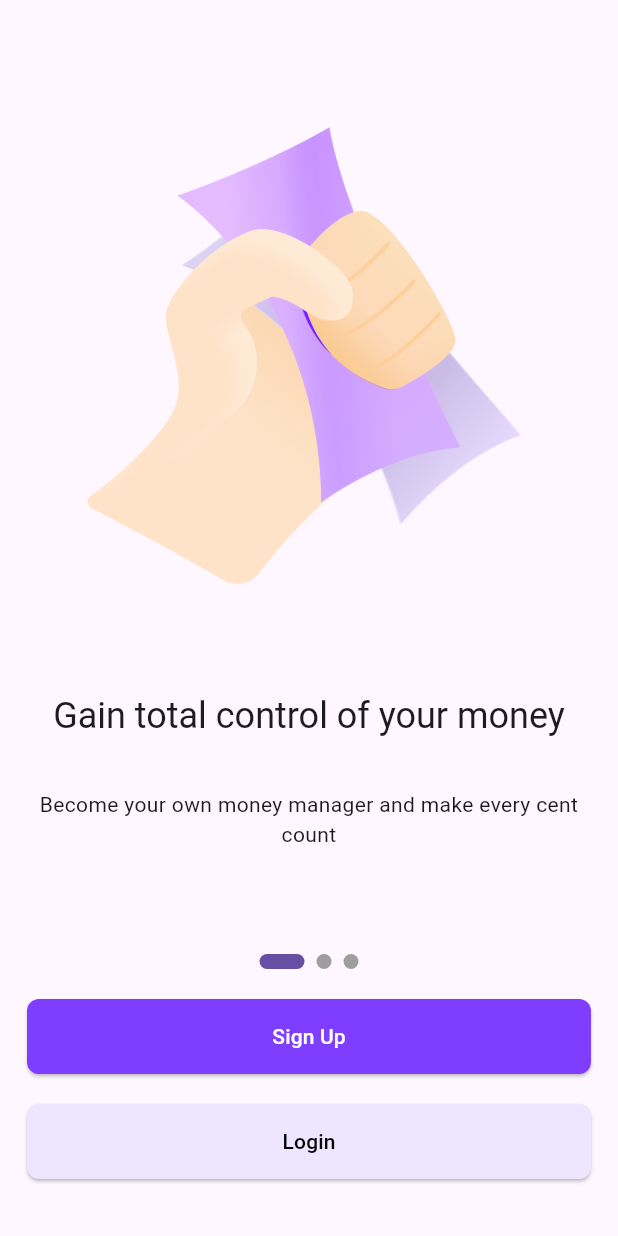
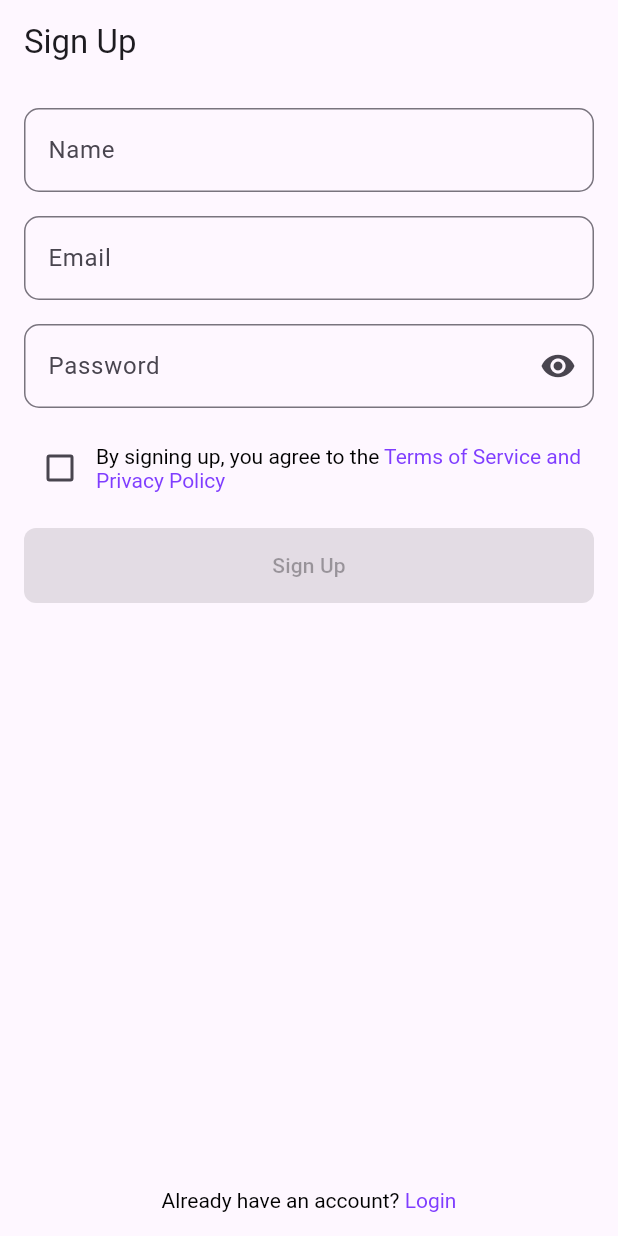
Before and after one commit to anivkuttan/keeper, a Flutter app: the screen it shows after launch, on a phone screen of 412 x 824 dp. Run offline on Flutter 3.47's test engine with Material 3 defaults, Android fonts, the phone set to English and light mode, and no system bars; drawn by our look-alikes of smooth_page_indicator; our stand-ins replace drift; accounts and stored records are empty; generated files the repository leaves out were written again.

```diff
--- a/lib/main.dart
+++ b/lib/main.dart
@@ -1,6 +1,6 @@
 import 'package:flutter/material.dart';
 import 'package:keeper/core/theme/theme.dart';
-import 'package:keeper/hoem_page.dart';
+import 'package:keeper/pages/sign_up_screen.dart';
 
 void main() {
   runApp(const MyApp());
@@ -14,7 +14,8 @@ class MyApp extends StatelessWidget {
     return MaterialApp(
       title: 'Keeper',
       theme: AppThemeData.lightTheme,
-      home: const OnBoardingScreen(),
+      home: const SignUpScreen(),
+      // home: const OnBoardingScreen(),
       debugShowCheckedModeBanner: false,
     );
   }
--- /dev/null
+++ b/lib/pages/sign_up_screen.dart
@@ -0,0 +1,113 @@
+import 'package:flutter/material.dart';
+import 'package:keeper/core/shared/widgets/app_button.dart';
+import 'package:keeper/core/theme/theme.dart';
+
+class SignUpScreen extends StatefulWidget {
+  const SignUpScreen({super.key});
+
+  @override
+  State<SignUpScreen> createState() => _SignUpScreenState();
+}
+
+class _SignUpScreenState extends State<SignUpScreen> {
+  bool _agreeToTerms = false;
+
+  @override
+  Widget build(BuildContext context) {
+    return Scaffold(
+      appBar: AppBar(automaticallyImplyLeading: true, title: Text("Sign Up")),
+      body: Padding(
+        padding: const EdgeInsets.all(16.0),
+        child: Column(
+          crossAxisAlignment: CrossAxisAlignment.stretch,
+          children: [
+            const AppTextForm(hintText: 'Name'),
+            const SizedBox(height: 16),
+            const AppTextForm(hintText: 'Email'),
+            const SizedBox(height: 16),
+            const AppTextForm(hintText: 'Password', isPassword: true),
+            const SizedBox(height: 16),
+            Row(
+              crossAxisAlignment: CrossAxisAlignment.center,
+              children: [
+                Checkbox(
+                  value: _agreeToTerms,
+                  onChanged: (value) {
+                    setState(() {
+                      _agreeToTerms = value ?? false;
+                    });
+                  },
+                ),
+                Expanded(
+                  child: RichText(
+                    text: TextSpan(
+                      text: 'By signing up, you agree to the ',
+                      style: TextStyle(color: Colors.black),
+                      children: [
+                        TextSpan(
+                          text: 'Terms of Service and Privacy Policy',
+                          style: TextStyle(color: AppColor.primaryColor),
+                        ),
+                      ],
+                    ),
+                  ),
+                ),
+              ],
+            ),
+            const SizedBox(height: 16),
+            AppButton(onTap: _agreeToTerms ? () {} : null, title: 'Sign Up'),
+            Spacer(),
+            SafeArea(
+              child: Row(
+                mainAxisAlignment: MainAxisAlignment.center,
+                children: [
+                  RichText(
+                    text: TextSpan(
+                      text: 'Already have an account? ',
+                      style: TextStyle(color: Colors.black),
+                      children: [
+                        TextSpan(
+                          text: 'Login',
+                          style: TextStyle(color: AppColor.primaryColor),
+                        ),
+                      ],
+                    ),
+                  ),
+                ],
+              ),
+            ),
+          ],
+        ),
+      ),
+    );
+  }
+}
+
+class AppTextForm extends StatelessWidget {
+  const AppTextForm({
+    super.key,
+    this.controller,
+    this.hintText,
+    this.isPassword = false,
+  });
+
+  final TextEditingController? controller;
+  final String? hintText;
+  final bool isPassword;
+
+  @override
+  Widget build(BuildContext context) {
+    return TextFormField(
+      controller: controller,
+      obscureText: isPassword,
+      decoration: InputDecoration(
+        border: OutlineInputBorder(borderRadius: BorderRadius.circular(10)),
+        hintText: hintText,
+        suffixIcon:
+            isPassword
+                ? IconButton(icon: Icon(Icons.visibility), onPressed: () {})
+                : null,
+      ),
+    );
+  }
+}
```
Also changed, not shown: lib/pages/on_boarding_screen.dart (renamed from lib/hoem_page.dart).
